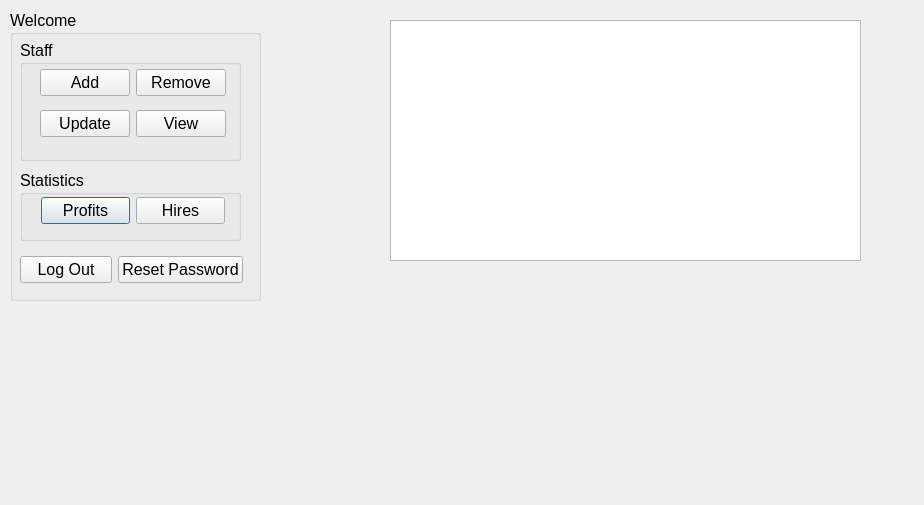
Old version of the form QtApplication/16Cycles/adminhome.ui in the repository Slavyana-c/16-Cycles.
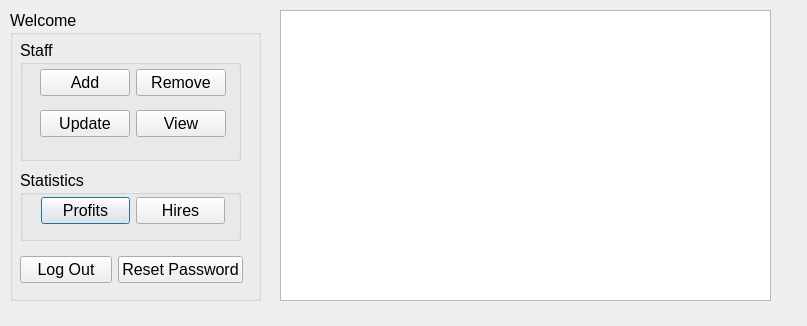
New version of the form. Custom widgets are drawn as their Qt base class.

Patch:
```diff
--- a/QtApplication/16Cycles/adminhome.ui
+++ b/QtApplication/16Cycles/adminhome.ui
@@ -6,8 +6,8 @@
    <rect>
     <x>0</x>
     <y>0</y>
-    <width>924</width>
-    <height>505</height>
+    <width>807</width>
+    <height>326</height>
    </rect>
   </property>
   <property name="windowTitle">
@@ -157,35 +157,17 @@
     </layout>
    </widget>
   </widget>
-  <widget class="PieChartWidget" name="widget" native="true">
-   <property name="geometry">
-    <rect>
-     <x>410</x>
-     <y>280</y>
-     <width>141</width>
-     <height>161</height>
-    </rect>
-   </property>
-  </widget>
   <widget class="QTableView" name="tableView">
    <property name="geometry">
     <rect>
-     <x>390</x>
-     <y>20</y>
-     <width>471</width>
-     <height>241</height>
+     <x>280</x>
+     <y>10</y>
+     <width>491</width>
+     <height>291</height>
     </rect>
    </property>
   </widget>
  </widget>
- <customwidgets>
-  <customwidget>
-   <class>PieChartWidget</class>
-   <extends>QWidget</extends>
-   <header>piechartwidget.h</header>
-   <container>1</container>
-  </customwidget>
- </customwidgets>
  <resources/>
  <connections/>
 </ui>
```
